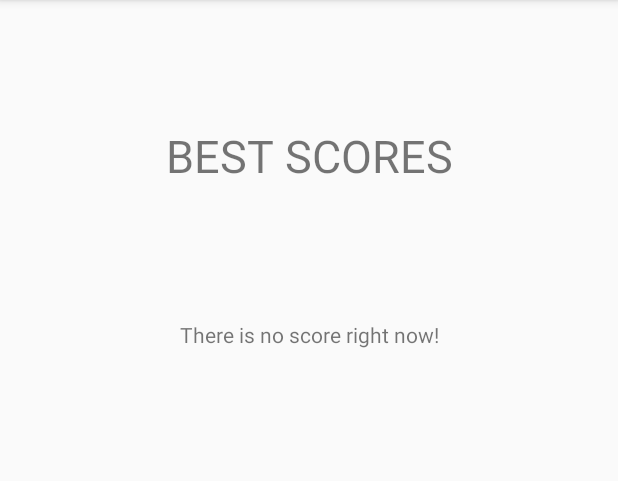
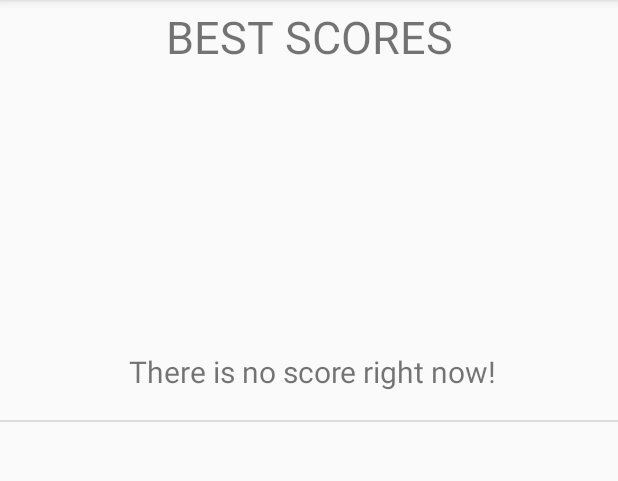
Before and after one commit to JED0050/TAMZ2_P, an Android app: the ActivityScores screen opened directly, with no data from a screen before it, on a phone screen of 412 x 824 dp, the part 84-565 px from its top. Run offline under Robolectric (Android 15) with nearby library versions, the phone set to English and light mode, and no system bars.

Commit message:
List View pro Scores
Scores:
- přidání list view pro zobrazení tabulky s nejvyšším score
- přidání layoutu pro vycentrování textu v list view

```diff
--- a/app/src/main/java/com/example/feedme_jed0050/ActivityScores.java
+++ b/app/src/main/java/com/example/feedme_jed0050/ActivityScores.java
@@ -3,11 +3,16 @@ package com.example.feedme_jed0050;
 import androidx.appcompat.app.AppCompatActivity;
 
 import android.os.Bundle;
+import android.view.View;
+import android.widget.AdapterView;
+import android.widget.ArrayAdapter;
+import android.widget.ListView;
 import android.widget.TextView;
 
 public class ActivityScores extends AppCompatActivity {
 
     private TextView textScores;
+    private ListView lWScores;
     private String[] scores;
 
     @Override
@@ -15,9 +20,23 @@ public class ActivityScores extends AppCompatActivity {
         super.onCreate(savedInstanceState);
         setContentView(R.layout.activity_scores);
 
-        textScores = findViewById(R.id.textViewScores);
+        getScores();
 
-        getScores();
+        lWScores = findViewById(R.id.listViewScores);
+
+        if(scores.length > 0 && scores[0] != "")
+        {
+            ArrayAdapter<String> arrayAdapter=new ArrayAdapter<String>(this,R.layout.list_view_center_text, scores);
+            lWScores.setAdapter(arrayAdapter);
+        }
+        else
+        {
+            String[] emptyScores = new String[] { "There is no score right now!" };
+
+            ArrayAdapter<String> arrayAdapter=new ArrayAdapter<String>(this,R.layout.list_view_center_text, emptyScores);
+            lWScores.setAdapter(arrayAdapter);
+        }
+
     }
 
     private void getScores()
@@ -27,14 +46,5 @@ public class ActivityScores extends AppCompatActivity {
 
         scores = scoreDB.loadData();
 
-        if(scores[0] != "")
-        {
-            textScores.setText("");
-
-            for(String score : scores)
-            {
-                textScores.append(score + "\n");
-            }
-        }
     }
 }
--- a/app/src/main/java/com/example/feedme_jed0050/ScoreDB.java
+++ b/app/src/main/java/com/example/feedme_jed0050/ScoreDB.java
@@ -92,15 +92,17 @@ public class ScoreDB extends AppCompatActivity {
             return new String[] {""};
         }
 
-        if(lines.length < 10)
+        int numberOfMaxScores = 30;
+
+        if(lines.length < numberOfMaxScores)
         {
             return lines;
         }
         else
         {
-            String[] newLines = new String[10];
+            String[] newLines = new String[numberOfMaxScores];
 
-            for(int i = 0; i < 10; i++)
+            for(int i = 0; i < numberOfMaxScores; i++)
             {
                 newLines[i] = lines[i];
             }
--- a/app/src/main/res/layout/activity_scores.xml
+++ b/app/src/main/res/layout/activity_scores.xml
@@ -10,23 +10,18 @@
         android:id="@+id/textView3"
         android:layout_width="wrap_content"
         android:layout_height="wrap_content"
+        android:layout_marginTop="4dp"
         android:text="BEST SCORES"
         android:textSize="30sp"
-        app:layout_constraintBottom_toBottomOf="parent"
         app:layout_constraintLeft_toLeftOf="parent"
         app:layout_constraintRight_toRightOf="parent"
-        app:layout_constraintTop_toTopOf="parent"
-        app:layout_constraintVertical_bias="0.115" />
+        app:layout_constraintTop_toTopOf="parent" />
 
-    <TextView
-        android:id="@+id/textViewScores"
-        android:layout_width="wrap_content"
-        android:layout_height="wrap_content"
-        android:text="There is no score right now!"
+    <ListView
+        android:id="@+id/listViewScores"
+        android:layout_width="416dp"
+        android:layout_height="552dp"
         app:layout_constraintBottom_toBottomOf="parent"
-        app:layout_constraintEnd_toEndOf="@+id/textView3"
-        app:layout_constraintStart_toStartOf="@+id/textView3"
-        app:layout_constraintTop_toBottomOf="@+id/textView3"
-        app:layout_constraintVertical_bias="0.143" />
+        tools:layout_editor_absoluteX="-1dp" />
 
 </androidx.constraintlayout.widget.ConstraintLayout>
--- /dev/null
+++ b/app/src/main/res/layout/list_view_center_text.xml
@@ -0,0 +1,9 @@
+<?xml version="1.0" encoding="utf-8"?>
+<TextView xmlns:android="http://schemas.android.com/apk/res/android"
+    android:id="@android:id/text1"
+    android:layout_height="?android:attr/listPreferredItemHeight"
+    android:layout_width="fill_parent"
+    android:textSize="20sp"
+    android:paddingLeft="6dip"
+    android:paddingRight="6dip"
+    android:gravity="center" />
```
